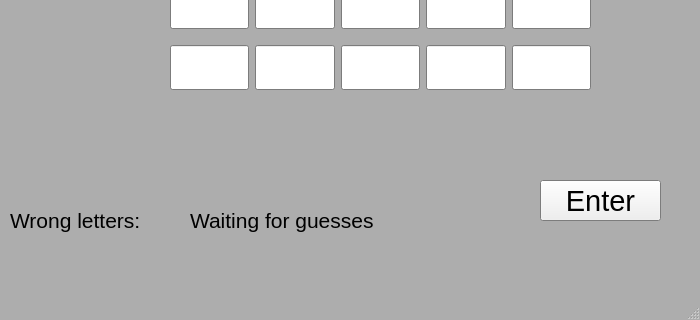
Old version of the form window.ui in the repository gbafana25/project2; both pictures show x 0 to 700 and y 280 to 600 of the 700 by 600 pixel window.
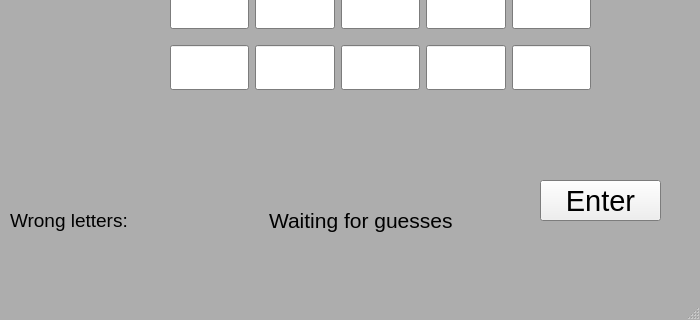
New version of the form.

What changed in the file:
```diff
--- a/window.ui
+++ b/window.ui
@@ -746,8 +746,8 @@
      <rect>
       <x>10</x>
       <y>460</y>
-      <width>364</width>
-      <height>80</height>
+      <width>511</width>
+      <height>81</height>
      </rect>
     </property>
     <layout class="QHBoxLayout" name="horizontalLayout">
@@ -755,7 +755,7 @@
       <widget class="QLabel" name="id">
        <property name="font">
         <font>
-         <pointsize>16</pointsize>
+         <pointsize>14</pointsize>
         </font>
        </property>
        <property name="text">
```
